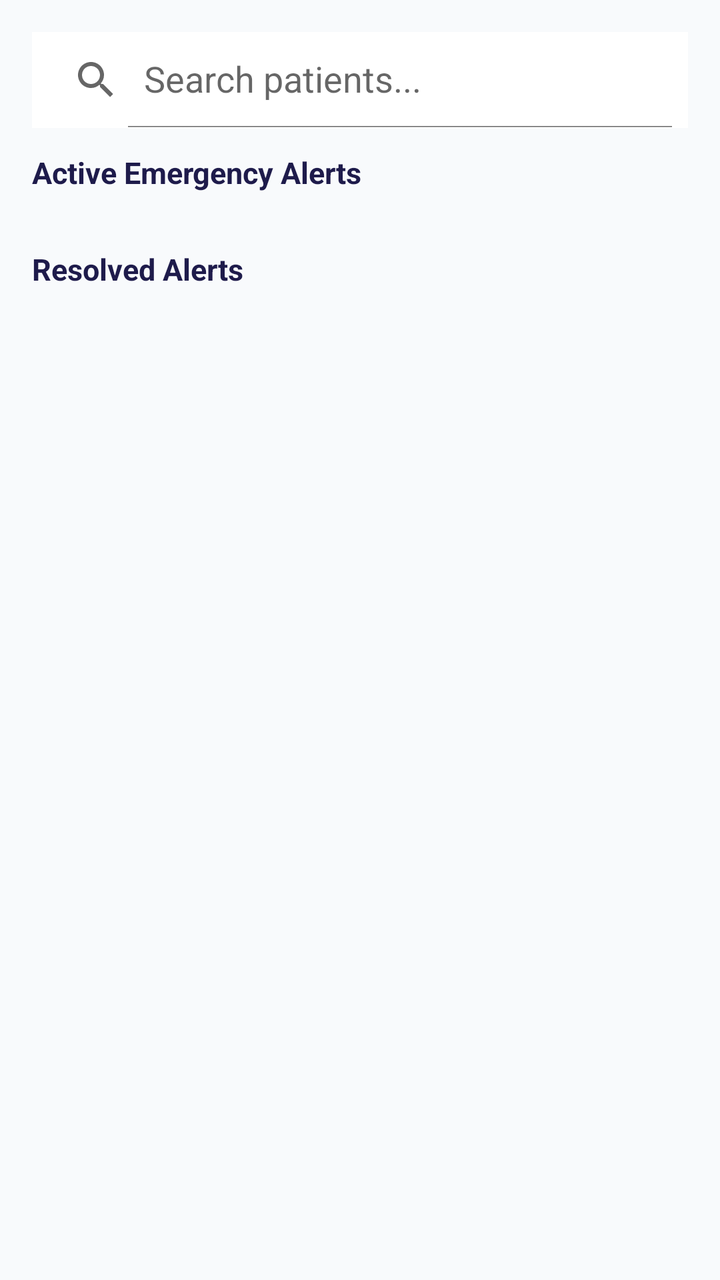
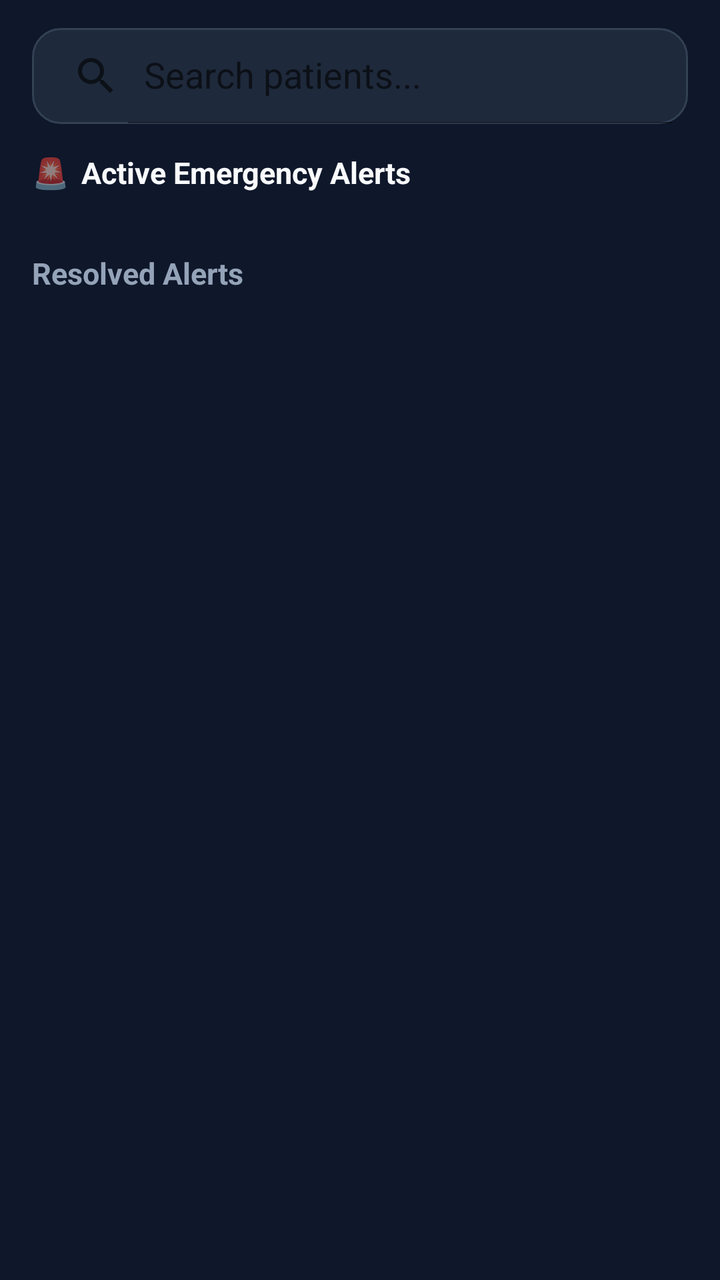

The first picture is an Android layout as it rendered before a commit; the second is the same layout after the commit. The layout source and the unified diff follow.
<!-- AndroidManifest.xml: application theme Theme.SpeechAssistant -->
<!-- res/layout/fragment_admin_emergencies.xml -->
<?xml version="1.0" encoding="utf-8"?>
<LinearLayout
    xmlns:android="http://schemas.android.com/apk/res/android"
    xmlns:app="http://schemas.android.com/apk/res-auto"
    android:id="@+id/layoutEmergenciesTab"
    android:layout_width="match_parent"
    android:layout_height="match_parent"
    android:orientation="vertical"
    android:background="@color/background"
    android:visibility="visible">

    <androidx.core.widget.NestedScrollView
        android:layout_width="match_parent"
        android:layout_height="match_parent"
        android:fillViewport="true">

        <LinearLayout
            android:layout_width="match_parent"
            android:layout_height="wrap_content"
            android:orientation="vertical"
            android:paddingTop="16dp">

            
            <androidx.appcompat.widget.SearchView
                android:id="@+id/searchViewEmergencies"
                android:layout_width="match_parent"
                android:layout_height="wrap_content"
                android:layout_marginStart="16dp"
                android:layout_marginEnd="16dp"
                android:layout_marginBottom="12dp"
                android:background="@color/surface"
                app:iconifiedByDefault="false"
                app:queryHint="Search patients..."
                app:defaultQueryHint="Search patients..." />

            
            <TextView
                android:layout_width="wrap_content"
                android:layout_height="wrap_content"
                android:layout_marginStart="16dp"
                android:layout_marginBottom="8dp"
                android:text="Active Emergency Alerts"
                android:textColor="@color/text_primary"
                android:textSize="15sp"
                android:textStyle="bold" />

            
            <androidx.recyclerview.widget.RecyclerView
                android:id="@+id/rvActiveEmergencies"
                android:layout_width="match_parent"
                android:layout_height="wrap_content"
                android:nestedScrollingEnabled="false" />

            <TextView
                android:id="@+id/txtNoActiveEmergencies"
                android:layout_width="match_parent"
                android:layout_height="wrap_content"
                android:layout_margin="16dp"
                android:gravity="center"
                android:text="No patients found."
                android:textColor="@color/text_secondary"
                android:textSize="14sp"
                android:visibility="gone" />

            
            <TextView
                android:id="@+id/txtResolvedHeader"
                android:layout_width="wrap_content"
                android:layout_height="wrap_content"
                android:layout_marginStart="16dp"
                android:layout_marginTop="20dp"
                android:layout_marginBottom="8dp"
                android:text="Resolved Alerts"
                android:textColor="@color/text_primary"
                android:textSize="15sp"
                android:textStyle="bold" />

            
            <androidx.recyclerview.widget.RecyclerView
                android:id="@+id/rvResolvedEmergencies"
                android:layout_width="match_parent"
                android:layout_height="wrap_content"
                android:nestedScrollingEnabled="false"
                android:clipToPadding="false"
                android:paddingBottom="24dp" />

            <TextView
                android:id="@+id/txtNoResolvedEmergencies"
                android:layout_width="match_parent"
                android:layout_height="wrap_content"
                android:layout_margin="16dp"
                android:gravity="center"
                android:text="No patients found."
                android:textColor="@color/text_secondary"
                android:textSize="14sp"
                android:visibility="gone" />
        </LinearLayout>
    </androidx.core.widget.NestedScrollView>
</LinearLayout>
<!-- resources referenced by this layout -->
<resources>
  <color name="background">#F8FAFC</color>
  <color name="surface">#FFFFFF</color>
  <color name="text_primary">#1E1B4B</color>
  <color name="text_secondary">#475569</color>
  <style name="Theme.SpeechAssistant" parent="Theme.MaterialComponents.DayNight.NoActionBar">
          
          <item name="colorPrimary">@color/primary</item>
          <item name="colorPrimaryVariant">@color/primary_dark</item>
          <item name="colorOnPrimary">@android:color/white</item>
          
          <item name="colorSecondary">@color/accent</item>
          <item name="colorSecondaryVariant">@color/accent</item>
          <item name="colorOnSecondary">@android:color/black</item>
          
          <item name="android:statusBarColor">?attr/colorPrimaryVariant</item>
          
          <item name="android:windowBackground">@color/background</item>
      </style>
  <color name="primary">#4F46E5</color>
  <color name="primary_dark">#3730A3</color>
  <color name="accent">#0D9488</color>
</resources>

<!-- the commit's change to res/layout/fragment_admin_emergencies.xml (unified diff, before → after) -->
@@ -6,7 +6,7 @@
     android:layout_width="match_parent"
     android:layout_height="match_parent"
     android:orientation="vertical"
-    android:background="@color/background"
+    android:background="@color/caregiver_bg"
     android:visibility="visible">
 
     <androidx.core.widget.NestedScrollView
@@ -18,7 +18,7 @@
             android:layout_width="match_parent"
             android:layout_height="wrap_content"
             android:orientation="vertical"
-            android:paddingTop="16dp">
+            android:paddingTop="14dp">
 
             
             <androidx.appcompat.widget.SearchView
@@ -27,22 +27,37 @@
                 android:layout_height="wrap_content"
                 android:layout_marginStart="16dp"
                 android:layout_marginEnd="16dp"
-                android:layout_marginBottom="12dp"
-                android:background="@color/surface"
+                android:layout_marginBottom="14dp"
+                android:background="@drawable/bg_caregiver_search"
                 app:iconifiedByDefault="false"
                 app:queryHint="Search patients..."
                 app:defaultQueryHint="Search patients..." />
 
             
-            <TextView
-                android:layout_width="wrap_content"
+            <LinearLayout
+                android:layout_width="match_parent"
                 android:layout_height="wrap_content"
+                android:orientation="horizontal"
+                android:gravity="center_vertical"
                 android:layout_marginStart="16dp"
-                android:layout_marginBottom="8dp"
-                android:text="Active Emergency Alerts"
-                android:textColor="@color/text_primary"
-                android:textSize="15sp"
-                android:textStyle="bold" />
+                android:layout_marginEnd="16dp"
+                android:layout_marginBottom="10dp">
+
+                <TextView
+                    android:layout_width="wrap_content"
+                    android:layout_height="wrap_content"
+                    android:text="🚨"
+                    android:textSize="15sp"
+                    android:layout_marginEnd="6dp" />
+
+                <TextView
+                    android:layout_width="wrap_content"
+                    android:layout_height="wrap_content"
+                    android:text="Active Emergency Alerts"
+                    android:textColor="@color/caregiver_text_primary"
+                    android:textSize="15sp"
+                    android:textStyle="bold" />
+            </LinearLayout>
 
             
             <androidx.recyclerview.widget.RecyclerView
@@ -58,8 +73,8 @@
                 android:layout_margin="16dp"
                 android:gravity="center"
                 android:text="No patients found."
-                android:textColor="@color/text_secondary"
-                android:textSize="14sp"
+                android:textColor="@color/caregiver_text_muted"
+                android:textSize="13sp"
                 android:visibility="gone" />
 
             
@@ -69,9 +84,9 @@
                 android:layout_height="wrap_content"
                 android:layout_marginStart="16dp"
                 android:layout_marginTop="20dp"
-                android:layout_marginBottom="8dp"
+                android:layout_marginBottom="10dp"
                 android:text="Resolved Alerts"
-                android:textColor="@color/text_primary"
+                android:textColor="@color/caregiver_text_secondary"
                 android:textSize="15sp"
                 android:textStyle="bold" />
 
@@ -91,8 +106,8 @@
                 android:layout_margin="16dp"
                 android:gravity="center"
                 android:text="No patients found."
-                android:textColor="@color/text_secondary"
-                android:textSize="14sp"
+                android:textColor="@color/caregiver_text_muted"
+                android:textSize="13sp"
                 android:visibility="gone" />
         </LinearLayout>
     </androidx.core.widget.NestedScrollView>
<!-- resource entries referenced after the edit -->
@@ -1,9 +1,20 @@
 <!-- resources referenced by this layout -->
 <resources>
+  <color name="caregiver_bg">#0F172A</color>
+  <color name="caregiver_text_muted">#64748B</color>
+  <color name="caregiver_text_primary">#F8FAFC</color>
+  <color name="caregiver_text_secondary">#94A3B8</color>
+  <!-- drawable bg_caregiver_search (drawable) -->
+  <?xml version="1.0" encoding="utf-8"?>
+  <shape xmlns:android="http://schemas.android.com/apk/res/android"
+      android:shape="rectangle">
+      <solid android:color="@color/caregiver_surface" />
+      <stroke
+          android:width="1dp"
+          android:color="@color/caregiver_border" />
+      <corners android:radius="14dp" />
+  </shape>
   <color name="background">#F8FAFC</color>
-  <color name="surface">#FFFFFF</color>
-  <color name="text_primary">#1E1B4B</color>
-  <color name="text_secondary">#475569</color>
   <style name="Theme.SpeechAssistant" parent="Theme.MaterialComponents.DayNight.NoActionBar">
           
           <item name="colorPrimary">@color/primary</item>
@@ -18,6 +29,8 @@
           
           <item name="android:windowBackground">@color/background</item>
       </style>
+  <color name="caregiver_surface">#1E293B</color>
+  <color name="caregiver_border">#334155</color>
   <color name="primary">#4F46E5</color>
   <color name="primary_dark">#3730A3</color>
   <color name="accent">#0D9488</color>
